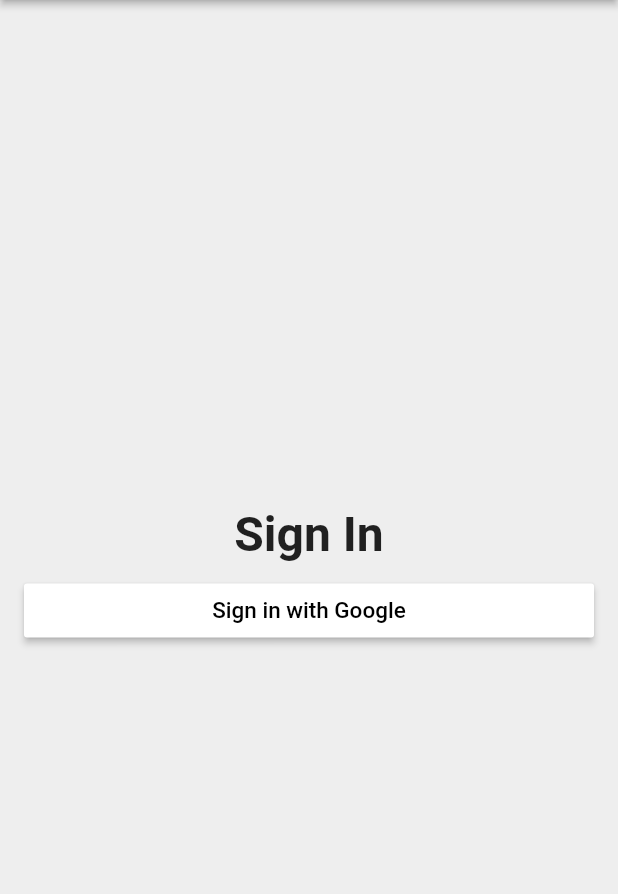
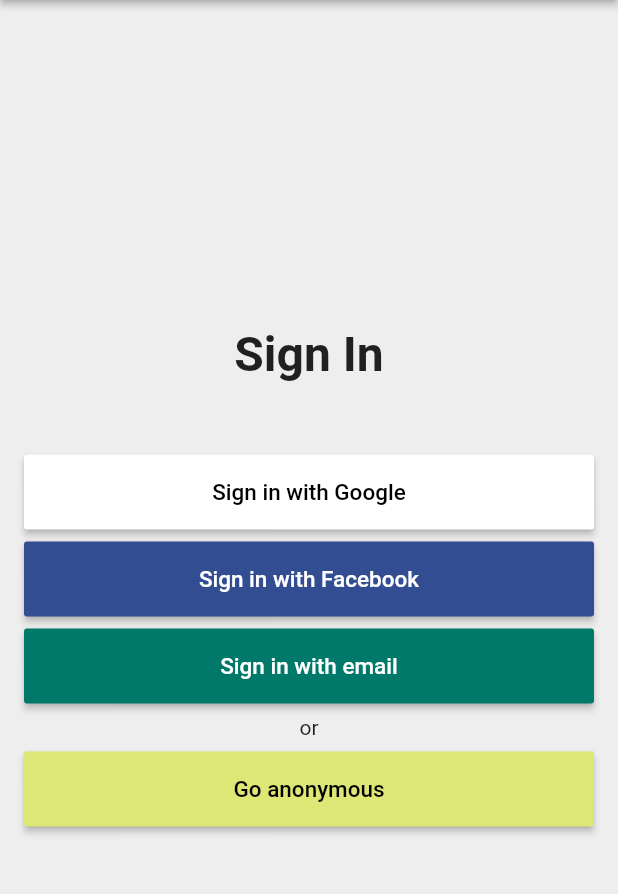
Before and after one commit to hb57786/time_tracker_flutter, a Flutter app: the screen it shows after launch, after a tap on "Sign in with Google", on a phone screen of 412 x 824 dp, the part 84-978 px from its top. Run offline on Flutter 3.47's test engine with Material 2 defaults, Android fonts, the phone set to English and light mode, and no system bars.

Commit message:
Adding anothers SignInButtons

```diff
--- a/lib/app/sign_in/sign_in_page.dart
+++ b/lib/app/sign_in/sign_in_page.dart
@@ -33,10 +33,37 @@ class SignInPage extends StatelessWidget {
               fontWeight: FontWeight.bold,
             ),
           ),
-          SizedBox(height: 8.0),
+          SizedBox(height: 48.0),
           SignInButton(
             text: 'Sign in with Google',
             color: Colors.white,
+            textColor: Colors.black,
+            onPressed: () {},
+          ),
+          SizedBox(height: 8.0),
+          SignInButton(
+            text: 'Sign in with Facebook',
+            color: Color(0xFF334D92),
+            textColor: Colors.white,
+            onPressed: () {},
+          ),
+          SizedBox(height: 8.0),
+          SignInButton(
+            text: 'Sign in with email',
+            color: Colors.teal[700],
+            textColor: Colors.white,
+            onPressed: () {},
+          ),
+          SizedBox(height: 8.0),
+          Text(
+            'or',
+            style: TextStyle(fontSize: 14.0, color: Colors.black87),
+            textAlign: TextAlign.center,
+          ),
+          SizedBox(height: 8.0),
+          SignInButton(
+            text: 'Go anonymous',
+            color: Colors.lime[300],
             textColor: Colors.black,
             onPressed: () {},
           ),
--- a/lib/common_widgets/custom_raised_button.dart
+++ b/lib/common_widgets/custom_raised_button.dart
@@ -6,6 +6,7 @@ class CustomRaisedButton extends StatelessWidget {
     this.color,
     this.textColor,
     this.borderRadius: 2.0,
+    this.height: 50.0,
     this.onPressed,
   });
 
@@ -13,11 +14,14 @@ class CustomRaisedButton extends StatelessWidget {
   final Color color;
   final Color textColor;
   final double borderRadius;
+  final double height;
   final VoidCallback onPressed;
 
   @override
   Widget build(BuildContext context) {
-    return ElevatedButton(
+    return SizedBox(
+      height: height,
+      child: ElevatedButton(
         child: child,
         style: ElevatedButton.styleFrom(
           primary: color,
@@ -29,6 +33,7 @@ class CustomRaisedButton extends StatelessWidget {
           ),
         ),
         onPressed: onPressed,
+      ),
     );
   }
 }
```
Lines whose indentation alone changed are shown as unchanged.
